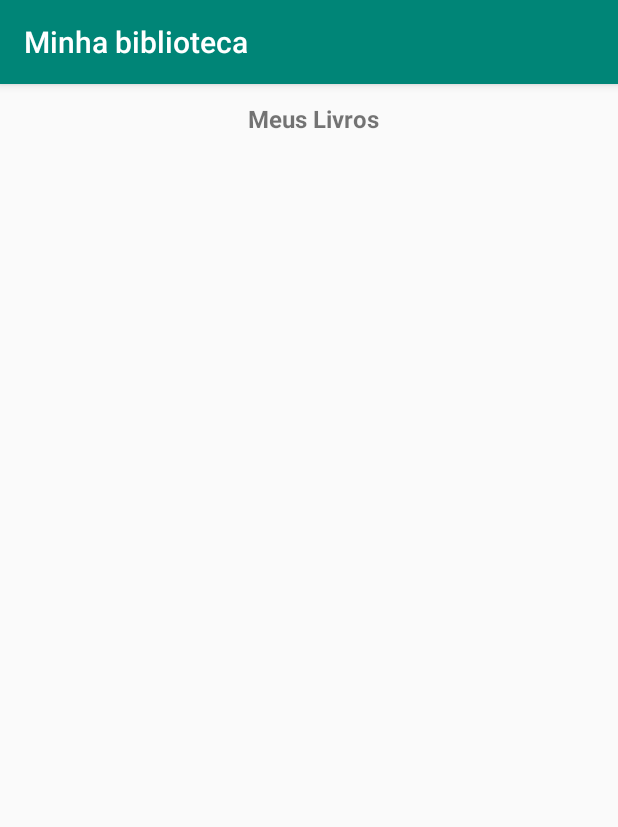
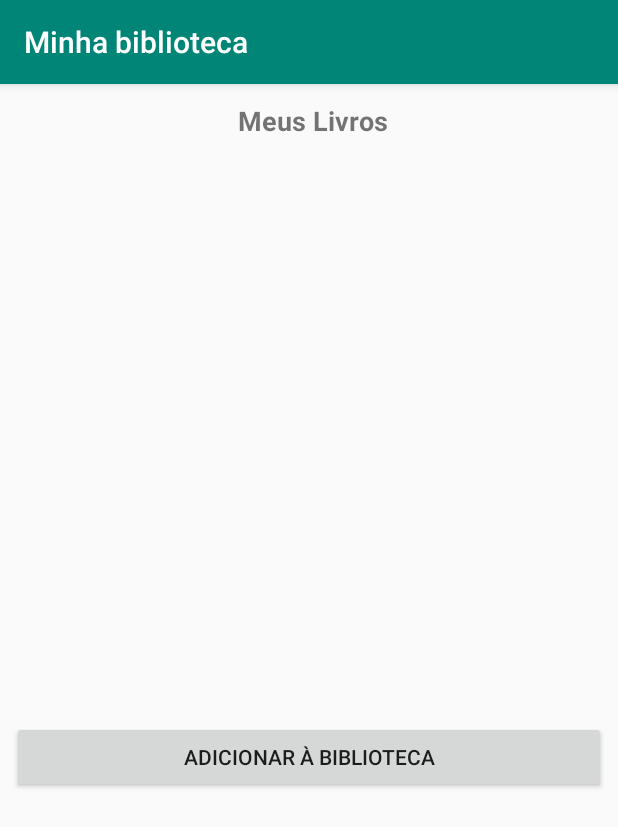
Before and after one commit to ufjf-dcc196/dcc196-2018-3-trb3-trb3-douglas-ramon, an Android app: the screen it shows after launch (MainActivity), on a phone screen of 412 x 824 dp. Shown: the top 827 px of the screen. Run offline under Robolectric (Android 15) with nearby library versions, the phone set to English and light mode, and no system bars.

```diff
--- a/app/src/main/AndroidManifest.xml
+++ b/app/src/main/AndroidManifest.xml
@@ -11,14 +11,15 @@
         android:roundIcon="@mipmap/ic_launcher_round"
         android:supportsRtl="true"
         android:theme="@style/AppTheme">
-        <activity android:name=".MainActivity">
+        <activity android:name=".activity.MainActivity">
             <intent-filter>
                 <action android:name="android.intent.action.MAIN" />
 
                 <category android:name="android.intent.category.LAUNCHER" />
             </intent-filter>
         </activity>
-        <activity android:name=".activity_escolhido"></activity>
+        <activity android:name=".activity.activity_escolhido" />
+        <activity android:name=".activity.ListaLivrosActivity"></activity>
     </application>
 
 </manifest>
--- a/app/src/main/java/com/example/douglas/trb3_douglas_ramon/MainActivity.java
+++ b/app/src/main/java/com/example/douglas/trb3_douglas_ramon/activity/MainActivity.java
@@ -1,11 +1,15 @@
-package com.example.douglas.trb3_douglas_ramon;
+package com.example.douglas.trb3_douglas_ramon.activity;
 
+import android.content.Intent;
 import android.support.v7.app.AppCompatActivity;
 import android.os.Bundle;
 import android.support.v7.widget.LinearLayoutManager;
 import android.support.v7.widget.RecyclerView;
 import android.util.Log;
+import android.view.View;
+import android.widget.Button;
 
+import com.example.douglas.trb3_douglas_ramon.R;
 import com.example.douglas.trb3_douglas_ramon.adapter.LivroAdapter;
 import com.example.douglas.trb3_douglas_ramon.interfaces.LivroService;
 import com.example.douglas.trb3_douglas_ramon.model.Livro;
@@ -21,6 +25,7 @@ import retrofit2.converter.gson.GsonConverterFactory;
 
 public class MainActivity extends AppCompatActivity {
 
+    private Button btnAdicionar;
     private RecyclerView rclLivros;
     public static List<Livro> livrosUsuario = new ArrayList<>();
 
@@ -29,24 +34,12 @@ public class MainActivity extends AppCompatActivity {
         super.onCreate(savedInstanceState);
         setContentView(R.layout.activity_main);
 
-        Retrofit retrofit = new Retrofit.Builder()
-                .baseUrl("https://anapioficeandfire.com/api/")
-                .addConverterFactory(GsonConverterFactory.create())
-                .build();
-
-        LivroService livroService = retrofit.create(LivroService.class);
-
-        Call<Livro> livro = livroService.getLivro("1");
-        livro.enqueue(new Callback<Livro>() {
+        btnAdicionar = (Button) findViewById(R.id.btn_adicionar);
+        btnAdicionar.setOnClickListener(new View.OnClickListener() {
             @Override
-            public void onResponse(Call<Livro> call, Response<Livro> response) {
-                Livro livroResponse = response.body();
-                Log.i("LIVRO", "Livro: " + livroResponse.getName() + " - publisher: " + livroResponse.getPublisher() + " - number of pages: " + livroResponse.getNumberOfPages() + " - authors: " + livroResponse.getAuthors() + " - released: " + livroResponse.getReleased());
-            }
-
-            @Override
-            public void onFailure(Call<Livro> call, Throwable t) {
-                Log.i("LIVRO", "onFailure: " + t.getMessage());
+            public void onClick(View v) {
+                Intent intent = new Intent(MainActivity.this, ListaLivrosActivity.class);
+                startActivity(intent);
             }
         });
 
--- a/app/src/main/java/com/example/douglas/trb3_douglas_ramon/activity_escolhido.java
+++ b/app/src/main/java/com/example/douglas/trb3_douglas_ramon/activity/activity_escolhido.java
@@ -1,7 +1,9 @@
-package com.example.douglas.trb3_douglas_ramon;
+package com.example.douglas.trb3_douglas_ramon.activity;
 
 import android.support.v7.app.AppCompatActivity;
 import android.os.Bundle;
+
+import com.example.douglas.trb3_douglas_ramon.R;
 
 public class activity_escolhido extends AppCompatActivity {
 
--- a/app/src/main/res/layout/activity_escolhido.xml
+++ b/app/src/main/res/layout/activity_escolhido.xml
@@ -4,7 +4,7 @@
     xmlns:tools="http://schemas.android.com/tools"
     android:layout_width="match_parent"
     android:layout_height="match_parent"
-    tools:context=".activity_escolhido">
+    tools:context=".activity.activity_escolhido">
 
     <EditText
         android:id="@+id/txt_title"
--- a/app/src/main/res/layout/activity_main.xml
+++ b/app/src/main/res/layout/activity_main.xml
@@ -4,7 +4,7 @@
     xmlns:tools="http://schemas.android.com/tools"
     android:layout_width="match_parent"
     android:layout_height="match_parent"
-    tools:context=".MainActivity">
+    tools:context=".activity.MainActivity">
 
     <android.support.v7.widget.RecyclerView
         android:id="@+id/rcl_livros"
@@ -33,10 +33,28 @@
         android:layout_marginEnd="8dp"
         android:layout_marginRight="8dp"
         android:text="Meus Livros"
-        android:textSize="16sp"
+        android:textSize="18sp"
         android:textStyle="bold"
         app:layout_constraintEnd_toEndOf="parent"
         app:layout_constraintHorizontal_bias="0.51"
         app:layout_constraintStart_toStartOf="parent"
         app:layout_constraintTop_toTopOf="parent" />
+
+    <Button
+        android:id="@+id/btn_adicionar"
+        android:layout_width="0dp"
+        android:layout_height="wrap_content"
+        android:layout_marginStart="8dp"
+        android:layout_marginLeft="8dp"
+        android:layout_marginTop="8dp"
+        android:layout_marginEnd="8dp"
+        android:layout_marginRight="8dp"
+        android:layout_marginBottom="8dp"
+        android:text="Adicionar à biblioteca"
+        app:layout_constraintBottom_toBottomOf="parent"
+        app:layout_constraintEnd_toEndOf="parent"
+        app:layout_constraintHorizontal_bias="0.0"
+        app:layout_constraintStart_toStartOf="parent"
+        app:layout_constraintTop_toBottomOf="@+id/rcl_livros"
+        app:layout_constraintVertical_bias="0.164" />
 </android.support.constraint.ConstraintLayout>
```
Also changed, not shown: app/src/main/java/com/example/douglas/trb3_douglas_ramon/activity/ListaLivrosActivity.java (added, +82 -0 lines), app/src/main/res/layout/activity_lista_livros.xml (added, +52 -0 lines).
